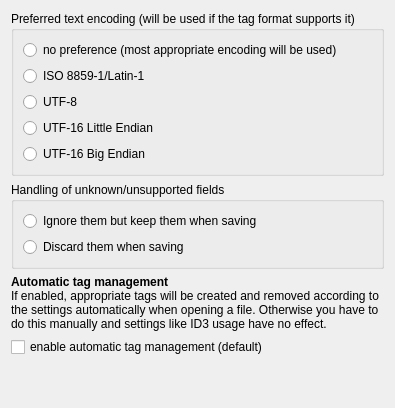
First picture: the form in gui/tagprocessinggeneraloptionpage.ui, repository Martchus/tageditor, before the edit.
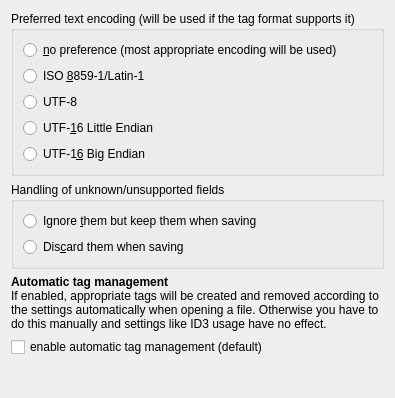
Second picture: the form after the edit.

Diff of the .ui file:
```diff
--- a/gui/tagprocessinggeneraloptionpage.ui
+++ b/gui/tagprocessinggeneraloptionpage.ui
@@ -2,6 +2,14 @@
 <ui version="4.0">
  <class>QtGui::TagProcessingGeneralOptionPage</class>
  <widget class="QWidget" name="QtGui::TagProcessingGeneralOptionPage">
+  <property name="geometry">
+   <rect>
+    <x>0</x>
+    <y>0</y>
+    <width>361</width>
+    <height>398</height>
+   </rect>
+  </property>
   <property name="windowTitle">
    <string>General options page</string>
   </property>
@@ -18,7 +26,7 @@
       <item>
        <widget class="QRadioButton" name="autoRadioButton">
         <property name="text">
-         <string>no preference (most appropriate encoding will be used)</string>
+         <string>&amp;no preference (most appropriate encoding will be used)</string>
         </property>
         <attribute name="buttonGroup">
          <string notr="true">preferredTextEncodingButtonGroup</string>
@@ -28,7 +36,7 @@
       <item>
        <widget class="QRadioButton" name="latin1RadioButton">
         <property name="text">
-         <string>ISO 8859-1/Latin-1</string>
+         <string>ISO &amp;8859-1/Latin-1</string>
         </property>
         <attribute name="buttonGroup">
          <string notr="true">preferredTextEncodingButtonGroup</string>
@@ -48,7 +56,7 @@
       <item>
        <widget class="QRadioButton" name="utf16leRadioButton">
         <property name="text">
-         <string>UTF-16 Little Endian</string>
+         <string>UTF-&amp;16 Little Endian</string>
         </property>
         <attribute name="buttonGroup">
          <string notr="true">preferredTextEncodingButtonGroup</string>
@@ -58,7 +66,7 @@
       <item>
        <widget class="QRadioButton" name="utf16beRadioButton">
         <property name="text">
-         <string>UTF-16 Big Endian</string>
+         <string>UTF-1&amp;6 Big Endian</string>
         </property>
        </widget>
       </item>
@@ -74,7 +82,7 @@
       <item>
        <widget class="QRadioButton" name="ignoreUnsupportedRadioButton">
         <property name="text">
-         <string>Ignore them but keep them when saving</string>
+         <string>Ignore &amp;them but keep them when saving</string>
         </property>
         <attribute name="buttonGroup">
          <string notr="true">unsupportedButtonGroup</string>
@@ -84,7 +92,7 @@
       <item>
        <widget class="QRadioButton" name="discardUnsupportedRadioButton">
         <property name="text">
-         <string>Discard them when saving</string>
+         <string>Dis&amp;card them when saving</string>
         </property>
         <attribute name="buttonGroup">
          <string notr="true">unsupportedButtonGroup</string>
```
Left out of the diff: 2 changed lines with no effect on the pictures.
